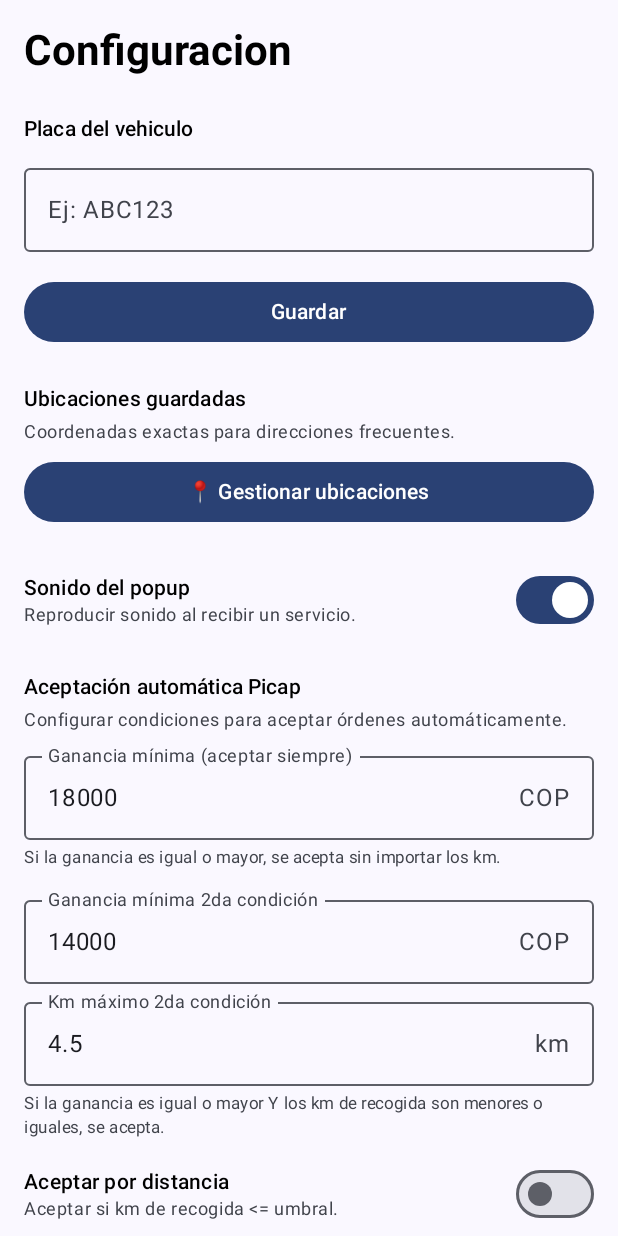
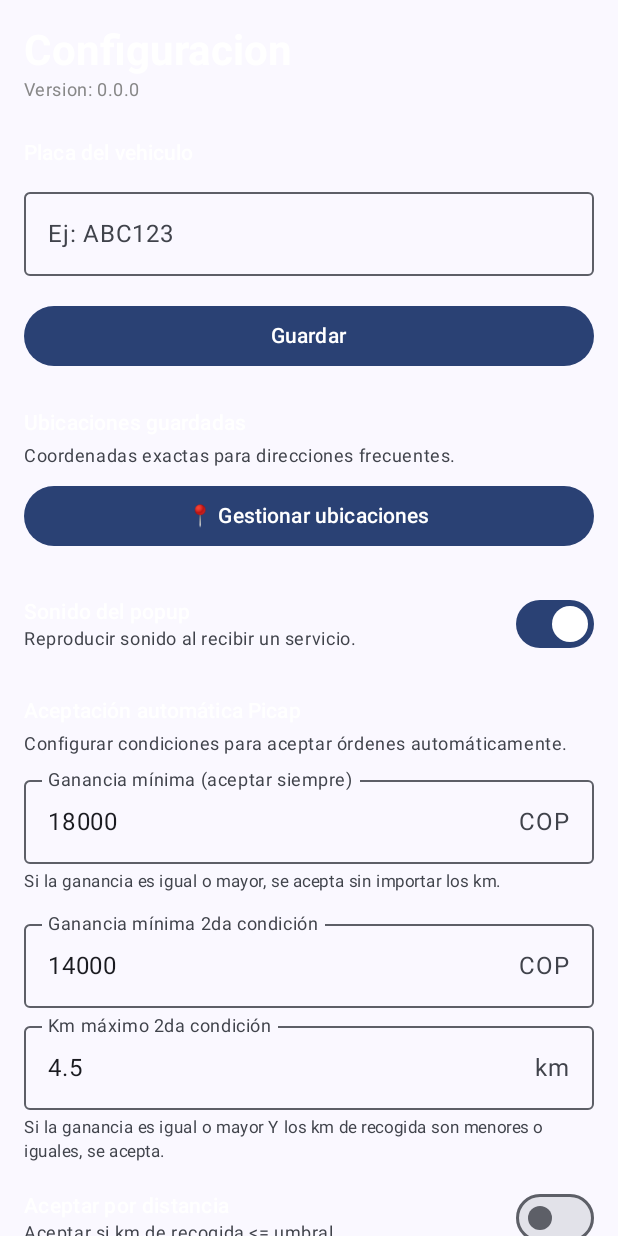
Before and after one commit to JamerWolf/projectAcc, an Android app built with Jetpack Compose: the screen it shows after launch (MainActivity), after a tap on "Configuracion", on a phone screen of 412 x 824 dp. Run offline under Robolectric (Android 15) with nearby library versions, the light colour scheme and no system bars.

Commit message:
fix: white titles in settings and saved locations, display current version

```diff
--- a/app/build.gradle.kts
+++ b/app/build.gradle.kts
@@ -15,8 +15,8 @@ android {
         applicationId = "com.example.projectacc"
         minSdk = 24
         targetSdk = 36
-        versionCode = 1
-        versionName = "1.0"
+        versionCode = 4
+        versionName = "0.1.3"
 
         testInstrumentationRunner = "androidx.test.runner.AndroidJUnitRunner"
     }
--- a/app/src/main/java/com/example/projectacc/ui/SavedLocationsScreen.kt
+++ b/app/src/main/java/com/example/projectacc/ui/SavedLocationsScreen.kt
@@ -52,7 +52,8 @@ fun SavedLocationsScreen(onBack: () -> Unit) {
         Text(
             text = "Ubicaciones guardadas",
             style = MaterialTheme.typography.headlineMedium,
-            fontWeight = FontWeight.Bold
+            fontWeight = FontWeight.Bold,
+            color = Color.White
         )
 
         Spacer(modifier = Modifier.height(8.dp))
--- a/app/src/main/java/com/example/projectacc/ui/SettingsScreen.kt
+++ b/app/src/main/java/com/example/projectacc/ui/SettingsScreen.kt
@@ -73,7 +73,19 @@ fun SettingsScreen(
         Text(
             text = "Configuracion",
             style = MaterialTheme.typography.headlineMedium,
-            fontWeight = FontWeight.Bold
+            fontWeight = FontWeight.Bold,
+            color = Color.White
+        )
+
+        val versionName = try {
+            context.packageManager.getPackageInfo(context.packageName, 0).versionName ?: "0.0.0"
+        } catch (e: Exception) {
+            "0.0.0"
+        }
+        Text(
+            text = "Version: $versionName",
+            style = MaterialTheme.typography.bodySmall,
+            color = Color.Gray
         )
 
         Spacer(modifier = Modifier.height(24.dp))
@@ -81,7 +93,8 @@ fun SettingsScreen(
         Text(
             text = "Placa del vehiculo",
             style = MaterialTheme.typography.titleSmall,
-            fontWeight = FontWeight.SemiBold
+            fontWeight = FontWeight.SemiBold,
+            color = Color.White
         )
         Spacer(modifier = Modifier.height(8.dp))
 
@@ -111,7 +124,8 @@ fun SettingsScreen(
         Text(
             text = "Ubicaciones guardadas",
             style = MaterialTheme.typography.titleSmall,
-            fontWeight = FontWeight.SemiBold
+            fontWeight = FontWeight.SemiBold,
+            color = Color.White
         )
         Spacer(modifier = Modifier.height(4.dp))
         Text(
@@ -139,7 +153,8 @@ fun SettingsScreen(
                 Text(
                     text = "Sonido del popup",
                     style = MaterialTheme.typography.titleSmall,
-                    fontWeight = FontWeight.SemiBold
+                    fontWeight = FontWeight.SemiBold,
+                    color = Color.White
                 )
                 Text(
                     text = "Reproducir sonido al recibir un servicio.",
@@ -159,7 +174,8 @@ fun SettingsScreen(
         Text(
             text = "Aceptación automática Picap",
             style = MaterialTheme.typography.titleSmall,
-            fontWeight = FontWeight.SemiBold
+            fontWeight = FontWeight.SemiBold,
+            color = Color.White
         )
         Spacer(modifier = Modifier.height(4.dp))
         Text(
@@ -223,7 +239,8 @@ fun SettingsScreen(
                 Text(
                     text = "Aceptar por distancia",
                     style = MaterialTheme.typography.bodyMedium,
-                    fontWeight = FontWeight.SemiBold
+                    fontWeight = FontWeight.SemiBold,
+                    color = Color.White
                 )
                 Text(
                     text = "Aceptar si km de recogida <= umbral.",
@@ -281,7 +298,8 @@ fun SettingsScreen(
         Text(
             text = "Actualizaciones",
             style = MaterialTheme.typography.titleSmall,
-            fontWeight = FontWeight.SemiBold
+            fontWeight = FontWeight.SemiBold,
+            color = Color.White
         )
         Spacer(modifier = Modifier.height(4.dp))
         Text(
@@ -363,7 +381,8 @@ fun SettingsScreen(
         Text(
             text = "Cache de servicios",
             style = MaterialTheme.typography.titleSmall,
-            fontWeight = FontWeight.SemiBold
+            fontWeight = FontWeight.SemiBold,
+            color = Color.White
         )
         Spacer(modifier = Modifier.height(4.dp))
         Text(
```
